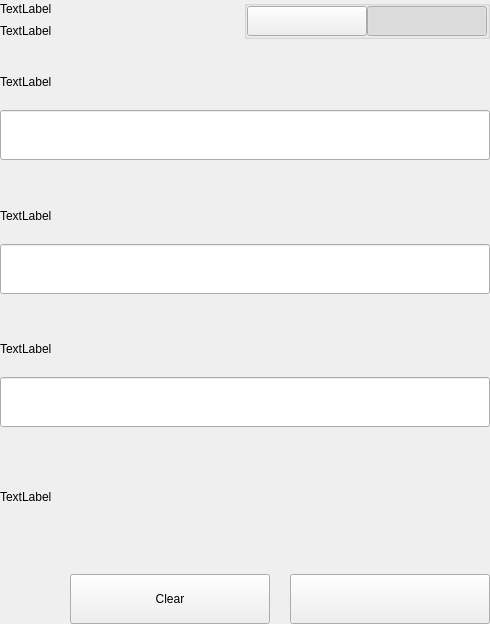
Qt form src/qt/digiwage/settings/forms/settingsbittoolwidget.ui (digiwage/digiwage) before a commit.
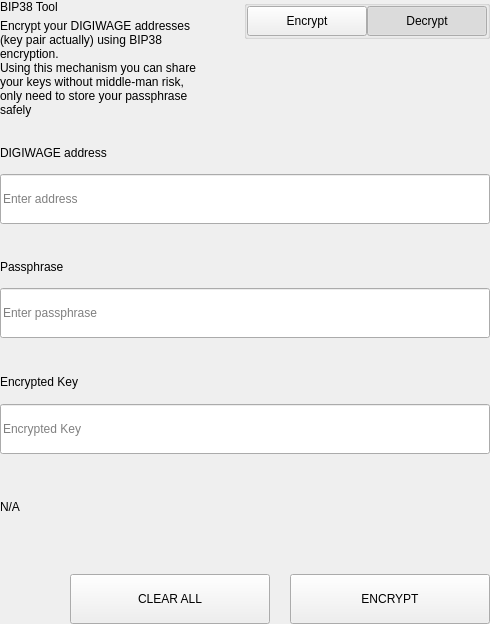
The same form after that commit.

```diff
--- a/src/qt/digiwage/settings/forms/settingsbittoolwidget.ui
+++ b/src/qt/digiwage/settings/forms/settingsbittoolwidget.ui
@@ -62,14 +62,15 @@
             <item>
              <widget class="QLabel" name="labelTitle">
               <property name="text">
-               <string>TextLabel</string>
+               <string>BIP38 Tool</string>
               </property>
              </widget>
             </item>
             <item>
              <widget class="QLabel" name="labelSubtitle1">
               <property name="text">
-               <string>TextLabel</string>
+               <string>Encrypt your DIGIWAGE addresses (key pair actually) using BIP38 encryption.
+Using this mechanism you can share your keys without middle-man risk, only need to store your passphrase safely</string>
               </property>
               <property name="wordWrap">
                <bool>true</bool>
@@ -133,7 +134,7 @@
                 <enum>Qt::NoFocus</enum>
                </property>
                <property name="text">
-                <string/>
+                <string>Encrypt</string>
                </property>
                <property name="checkable">
                 <bool>true</bool>
@@ -161,7 +162,7 @@
                 <enum>Qt::NoFocus</enum>
                </property>
                <property name="text">
-                <string/>
+                <string>Decrypt</string>
                </property>
                <property name="checkable">
                 <bool>true</bool>
@@ -647,7 +648,7 @@
                   </size>
                  </property>
                  <property name="text">
-                  <string>TextLabel</string>
+                  <string>DIGIWAGE address</string>
                  </property>
                 </widget>
                </item>
@@ -659,6 +660,9 @@
                    <height>50</height>
                   </size>
                  </property>
+                 <property name="placeholderText">
+                  <string>Enter address</string>
+                 </property>
                 </widget>
                </item>
               </layout>
@@ -718,7 +722,7 @@
                     </size>
                    </property>
                    <property name="text">
-                    <string>TextLabel</string>
+                    <string>Passphrase</string>
                    </property>
                   </widget>
                  </item>
@@ -736,6 +740,9 @@
                      <height>50</height>
                     </size>
                    </property>
+                   <property name="placeholderText">
+                    <string>Enter passphrase</string>
+                   </property>
                   </widget>
                  </item>
                 </layout>
@@ -801,7 +808,7 @@
                   </size>
                  </property>
                  <property name="text">
-                  <string>TextLabel</string>
+                  <string>Encrypted Key</string>
                  </property>
                 </widget>
                </item>
@@ -813,6 +820,9 @@
                    <height>50</height>
                   </size>
                  </property>
+                 <property name="placeholderText">
+                  <string>Encrypted Key</string>
+                 </property>
                 </widget>
                </item>
               </layout>
@@ -821,7 +831,7 @@
             <item>
              <widget class="QLabel" name="statusLabel_ENC">
               <property name="text">
-               <string>TextLabel</string>
+               <string notr="true">N/A</string>
               </property>
              </widget>
             </item>
@@ -874,7 +884,7 @@
                  <enum>Qt::NoFocus</enum>
                 </property>
                 <property name="text">
-                 <string>Clear</string>
+                 <string>CLEAR ALL</string>
                 </property>
                </widget>
               </item>
@@ -912,7 +922,7 @@
                  <enum>Qt::NoFocus</enum>
                 </property>
                 <property name="text">
-                 <string/>
+                 <string>ENCRYPT</string>
                 </property>
                </widget>
               </item>
```
Left out of the diff: 21 changed lines with no effect on the pictures.
